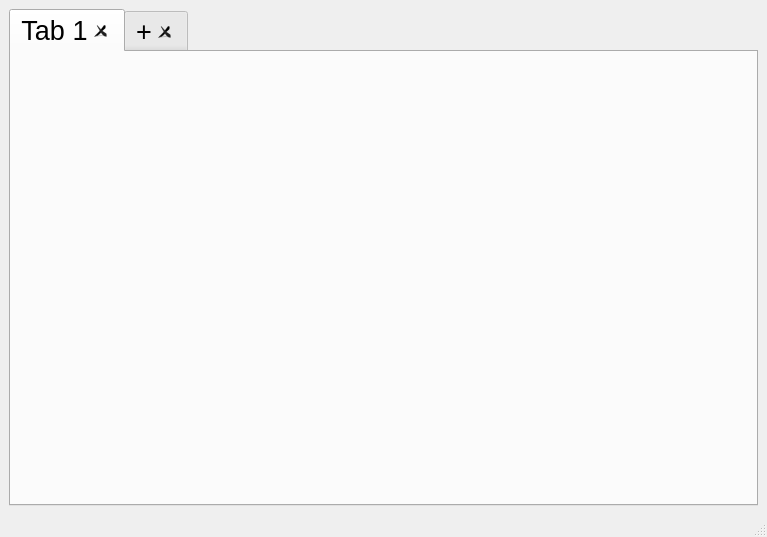
Qt form Qt/SecApp/mainwindow.ui (MaximeJeanRey/CalculateurSection) before a commit.
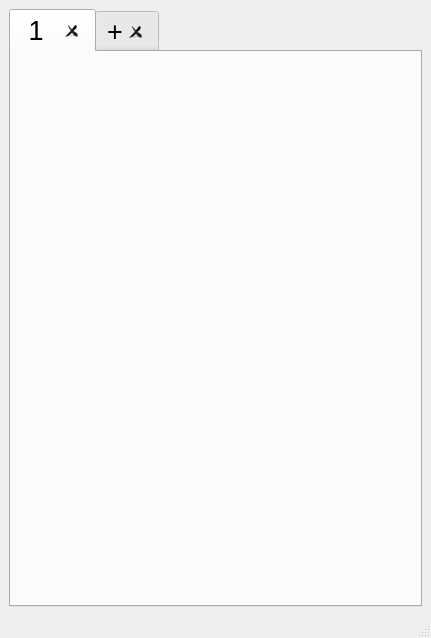
The same form after that commit.

Commit message: Tab functionnaly almost done

Patch:
```diff
--- a/Qt/SecApp/mainwindow.ui
+++ b/Qt/SecApp/mainwindow.ui
@@ -6,8 +6,8 @@
    <rect>
     <x>0</x>
     <y>0</y>
-    <width>767</width>
-    <height>537</height>
+    <width>431</width>
+    <height>638</height>
    </rect>
   </property>
   <property name="windowTitle">
@@ -15,7 +15,7 @@
   </property>
   <widget class="QWidget" name="centralwidget">
    <layout class="QGridLayout" name="gridLayout">
-    <item row="1" column="1">
+    <item row="0" column="0">
      <widget class="QTabWidget" name="tabWidget">
       <property name="font">
        <font>
@@ -31,6 +31,9 @@
       <property name="currentIndex">
        <number>0</number>
       </property>
+      <property name="elideMode">
+       <enum>Qt::ElideMiddle</enum>
+      </property>
       <property name="usesScrollButtons">
        <bool>false</bool>
       </property>
@@ -39,7 +42,7 @@
       </property>
       <widget class="QWidget" name="tab">
        <attribute name="title">
-        <string>Tab 1</string>
+        <string> 1  </string>
        </attribute>
        <layout class="QGridLayout" name="gridLayout_3"/>
       </widget>
```
Left out of the diff: 2 changed lines with no effect on the pictures. The commit also changes 4 other files.
